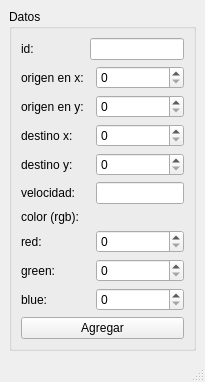
Before: the Qt Designer form mainwindow.ui in EmmanuelPaniagua/act-10, drawn with Qt 5.
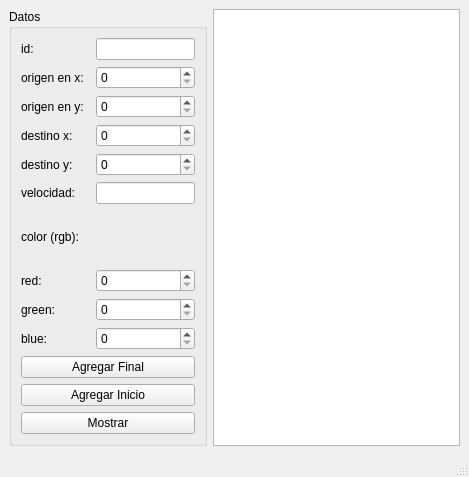
After: the same form once the commit is applied.

Commit message: modifique la interfaz, cambie el nombre de los elementos, añadi 2 botones y un plaintextedit

The edit to the form file:
```diff
--- a/mainwindow.ui
+++ b/mainwindow.ui
@@ -6,8 +6,8 @@
    <rect>
     <x>0</x>
     <y>0</y>
-    <width>205</width>
-    <height>368</height>
+    <width>469</width>
+    <height>477</height>
    </rect>
   </property>
   <property name="windowTitle">
@@ -21,8 +21,19 @@
        <string>Datos</string>
       </property>
       <layout class="QGridLayout" name="gridLayout">
-       <item row="0" column="1" colspan="2">
-        <widget class="QLineEdit" name="lineEdit"/>
+       <item row="2" column="0">
+        <widget class="QLabel" name="label_3">
+         <property name="text">
+          <string>origen en y:</string>
+         </property>
+        </widget>
+       </item>
+       <item row="12" column="0" colspan="3">
+        <widget class="QPushButton" name="agregar_inicio_pushButton">
+         <property name="text">
+          <string>Agregar Inicio</string>
+         </property>
+        </widget>
        </item>
        <item row="3" column="0">
         <widget class="QLabel" name="label_4">
@@ -31,6 +42,26 @@
          </property>
         </widget>
        </item>
+       <item row="0" column="0">
+        <widget class="QLabel" name="label">
+         <property name="text">
+          <string>id:</string>
+         </property>
+        </widget>
+       </item>
+       <item row="4" column="2">
+        <widget class="QSpinBox" name="destino_y_spinBox"/>
+       </item>
+       <item row="8" column="2">
+        <widget class="QSpinBox" name="green_spinBox"/>
+       </item>
+       <item row="8" column="0" colspan="2">
+        <widget class="QLabel" name="label_9">
+         <property name="text">
+          <string>green:</string>
+         </property>
+        </widget>
+       </item>
        <item row="9" column="0" colspan="2">
         <widget class="QLabel" name="label_10">
          <property name="text">
@@ -38,6 +69,49 @@
          </property>
         </widget>
        </item>
+       <item row="11" column="0" colspan="3">
+        <widget class="QPushButton" name="agregar_final_pushButton">
+         <property name="text">
+          <string>Agregar Final</string>
+         </property>
+        </widget>
+       </item>
+       <item row="13" column="0" colspan="3">
+        <widget class="QPushButton" name="mostrar_pushButton">
+         <property name="text">
+          <string>Mostrar</string>
+         </property>
+        </widget>
+       </item>
+       <item row="1" column="2">
+        <widget class="QSpinBox" name="origen_x_spinBox"/>
+       </item>
+       <item row="1" column="0">
+        <widget class="QLabel" name="label_2">
+         <property name="text">
+          <string>origen en x:</string>
+         </property>
+        </widget>
+       </item>
+       <item row="4" column="0">
+        <widget class="QLabel" name="label_5">
+         <property name="text">
+          <string>destino y: </string>
+         </property>
+        </widget>
+       </item>
+       <item row="9" column="2">
+        <widget class="QSpinBox" name="blue_spinBox"/>
+       </item>
+       <item row="2" column="2">
+        <widget class="QSpinBox" name="origen_y_spinBox"/>
+       </item>
+       <item row="3" column="2">
+        <widget class="QSpinBox" name="destino_x_spinBox"/>
+       </item>
+       <item row="7" column="2">
+        <widget class="QSpinBox" name="red_spinBox"/>
+       </item>
        <item row="5" column="0">
         <widget class="QLabel" name="label_6">
          <property name="text">
@@ -46,14 +120,7 @@
         </widget>
        </item>
        <item row="5" column="2">
-        <widget class="QLineEdit" name="lineEdit_6"/>
-       </item>
-       <item row="11" column="0" colspan="3">
-        <widget class="QPushButton" name="pushButton">
-         <property name="text">
-          <string>Agregar</string>
-         </property>
-        </widget>
+        <widget class="QLineEdit" name="velocidad_lineEdit"/>
        </item>
        <item row="7" column="0" colspan="2">
         <widget class="QLabel" name="label_8">
@@ -62,27 +129,6 @@
          </property>
         </widget>
        </item>
-       <item row="8" column="0" colspan="2">
-        <widget class="QLabel" name="label_9">
-         <property name="text">
-          <string>green:</string>
-         </property>
-        </widget>
-       </item>
-       <item row="1" column="0">
-        <widget class="QLabel" name="label_2">
-         <property name="text">
-          <string>origen en x:</string>
-         </property>
-        </widget>
-       </item>
-       <item row="2" column="0">
-        <widget class="QLabel" name="label_3">
-         <property name="text">
-          <string>origen en y:</string>
-         </property>
-        </widget>
-       </item>
        <item row="6" column="0">
         <widget class="QLabel" name="label_7">
          <property name="text">
@@ -90,44 +136,15 @@
          </property>
         </widget>
        </item>
-       <item row="0" column="0">
-        <widget class="QLabel" name="label">
-         <property name="text">
-          <string>id:</string>
-         </property>
-        </widget>
-       </item>
-       <item row="4" column="0">
-        <widget class="QLabel" name="label_5">
-         <property name="text">
-          <string>destino y: </string>
-         </property>
-        </widget>
-       </item>
-       <item row="9" column="2">
-        <widget class="QSpinBox" name="spinBox"/>
-       </item>
-       <item row="8" column="2">
-        <widget class="QSpinBox" name="spinBox_2"/>
-       </item>
-       <item row="7" column="2">
-        <widget class="QSpinBox" name="spinBox_3"/>
-       </item>
-       <item row="4" column="2">
-        <widget class="QSpinBox" name="spinBox_4"/>
-       </item>
-       <item row="3" column="2">
-        <widget class="QSpinBox" name="spinBox_5"/>
-       </item>
-       <item row="2" column="2">
-        <widget class="QSpinBox" name="spinBox_6"/>
-       </item>
-       <item row="1" column="2">
-        <widget class="QSpinBox" name="spinBox_7"/>
+       <item row="0" column="2">
+        <widget class="QLineEdit" name="id_lineEdit"/>
        </item>
       </layout>
      </widget>
     </item>
+    <item row="0" column="1">
+     <widget class="QPlainTextEdit" name="plainTextEdit"/>
+    </item>
    </layout>
   </widget>
   <widget class="QMenuBar" name="menubar">
@@ -135,7 +152,7 @@
     <rect>
      <x>0</x>
      <y>0</y>
-     <width>205</width>
+     <width>469</width>
      <height>21</height>
     </rect>
    </property>
```
